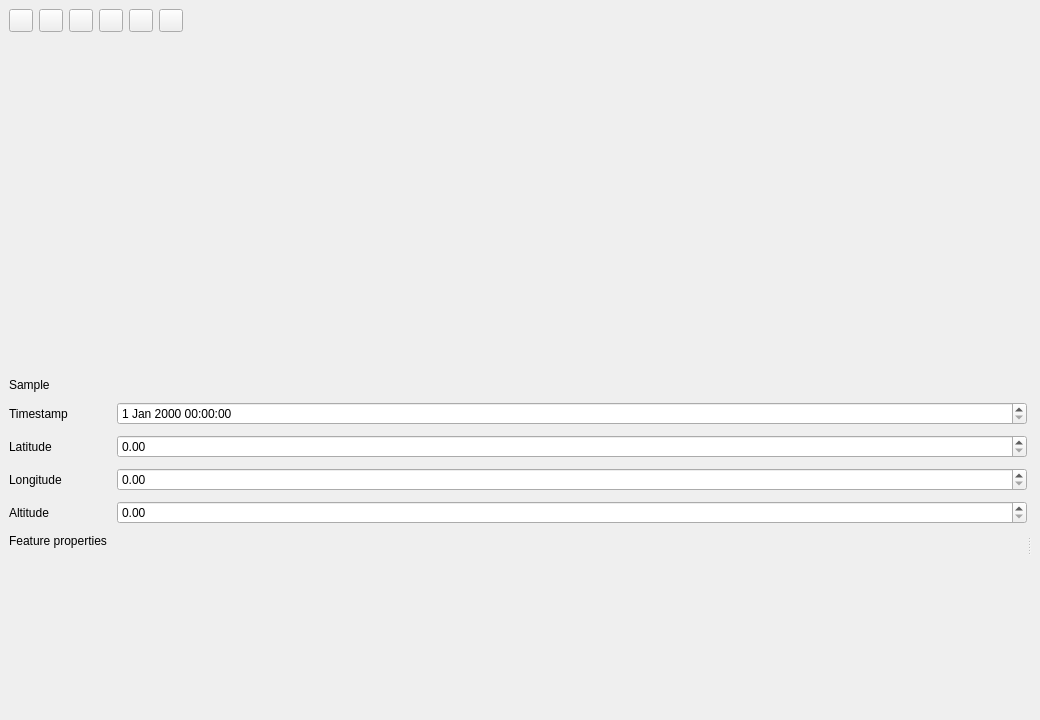
Qt form ui/mydata/HistoryTrackTab.ui (OpenFairWind/FairWindSK) before a commit.
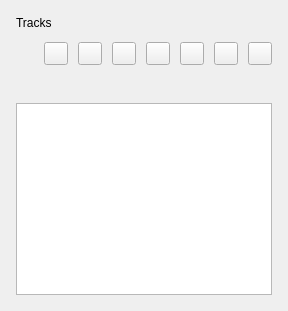
The same form after that commit. The open tabs and pages were chosen to show the change. Custom widgets are drawn as their Qt base class.

Commit message: Redesign MyData tracks page

The edit to the form file:
```diff
--- a/ui/mydata/HistoryTrackTab.ui
+++ b/ui/mydata/HistoryTrackTab.ui
@@ -2,281 +2,70 @@
 <ui version="4.0">
  <class>HistoryTrackTab</class>
  <widget class="QWidget" name="HistoryTrackTab">
-  <property name="geometry">
-   <rect>
-    <x>0</x>
-    <y>0</y>
-    <width>1040</width>
-    <height>720</height>
-   </rect>
-  </property>
   <layout class="QVBoxLayout" name="verticalLayoutRoot">
+   <property name="spacing">
+    <number>12</number>
+   </property>
    <property name="leftMargin">
-    <number>0</number>
+    <number>16</number>
    </property>
    <property name="topMargin">
-    <number>0</number>
+    <number>16</number>
    </property>
    <property name="rightMargin">
-    <number>0</number>
+    <number>16</number>
    </property>
    <property name="bottomMargin">
-    <number>0</number>
+    <number>16</number>
    </property>
    <item>
-    <widget class="QStackedWidget" name="stackedWidget">
-     <property name="currentIndex">
-      <number>0</number>
+    <widget class="QLabel" name="labelTitle">
+     <property name="text">
+      <string>Tracks</string>
      </property>
-     <widget class="QWidget" name="pageList">
-      <layout class="QVBoxLayout" name="verticalLayoutList">
-       <property name="leftMargin">
-        <number>0</number>
-       </property>
-       <property name="topMargin">
-        <number>0</number>
-       </property>
-       <property name="rightMargin">
-        <number>0</number>
-       </property>
-       <property name="bottomMargin">
-        <number>0</number>
-       </property>
-       <property name="spacing">
-        <number>6</number>
-       </property>
-       <item>
-        <layout class="QHBoxLayout" name="horizontalLayoutListToolbar">
-         <property name="spacing">
-          <number>6</number>
-         </property>
-         <item>
-          <widget class="fairwindsk::ui::widgets::TouchComboBox" name="comboBoxDuration"/>
-         </item>
-         <item>
-          <widget class="QToolButton" name="toolButtonRefresh"/>
-         </item>
-         <item>
-          <widget class="QToolButton" name="toolButtonImport"/>
-         </item>
-         <item>
-          <widget class="QToolButton" name="toolButtonExport"/>
-         </item>
-         <item>
-          <widget class="QToolButton" name="toolButtonNew"/>
-         </item>
-         <item>
-          <spacer name="horizontalSpacerToolbar">
-           <property name="orientation">
-            <enum>Qt::Horizontal</enum>
-           </property>
-           <property name="sizeHint" stdset="0">
-            <size>
-             <width>40</width>
-             <height>20</height>
-            </size>
-           </property>
-          </spacer>
-         </item>
-         <item>
-          <widget class="QLabel" name="labelStatus"/>
-         </item>
-        </layout>
-       </item>
-       <item>
-        <widget class="QTableWidget" name="tableWidget"/>
-       </item>
-      </layout>
-     </widget>
-     <widget class="QWidget" name="pageDetails">
-      <layout class="QVBoxLayout" name="verticalLayoutDetails">
-       <item>
-        <layout class="QHBoxLayout" name="horizontalLayoutDetailsToolbar">
-         <item>
-          <widget class="QToolButton" name="toolButtonBack"/>
-         </item>
-         <item>
-          <widget class="QToolButton" name="toolButtonNewDetails"/>
-         </item>
-         <item>
-          <widget class="QToolButton" name="toolButtonEdit"/>
-         </item>
-         <item>
-          <widget class="QToolButton" name="toolButtonSave"/>
-         </item>
-         <item>
-          <widget class="QToolButton" name="toolButtonCancel"/>
-         </item>
-         <item>
-          <widget class="QToolButton" name="toolButtonDelete"/>
-         </item>
-         <item>
-          <spacer name="horizontalSpacerDetailsToolbar">
-           <property name="orientation">
-            <enum>Qt::Horizontal</enum>
-           </property>
-           <property name="sizeHint" stdset="0">
-            <size>
-             <width>40</width>
-             <height>20</height>
-            </size>
-           </property>
-          </spacer>
-         </item>
-        </layout>
-       </item>
-       <item>
-        <widget class="QLabel" name="labelTitle"/>
-       </item>
-       <item>
-        <widget class="QSplitter" name="splitterDetails">
-         <property name="orientation">
-          <enum>Qt::Horizontal</enum>
-         </property>
-         <property name="childrenCollapsible">
-          <bool>false</bool>
-         </property>
-         <widget class="fairwindsk::ui::widgets::TouchScrollArea" name="scrollAreaDetailsForm">
-          <property name="frameShape">
-           <enum>QFrame::NoFrame</enum>
-          </property>
-          <property name="widgetResizable">
-           <bool>true</bool>
-          </property>
-          <widget class="QWidget" name="widgetFormHost">
-           <layout class="QVBoxLayout" name="verticalLayoutFormHost">
-            <property name="leftMargin">
-             <number>0</number>
-            </property>
-            <property name="topMargin">
-             <number>0</number>
-            </property>
-            <property name="rightMargin">
-             <number>0</number>
-            </property>
-            <property name="bottomMargin">
-             <number>0</number>
-            </property>
-            <item>
-             <layout class="QFormLayout" name="formLayoutTrack">
-              <property name="fieldGrowthPolicy">
-               <enum>QFormLayout::AllNonFixedFieldsGrow</enum>
-              </property>
-              <property name="labelAlignment">
-               <set>Qt::AlignLeading|Qt::AlignLeft|Qt::AlignTop</set>
-              </property>
-              <property name="formAlignment">
-               <set>Qt::AlignLeading|Qt::AlignLeft|Qt::AlignTop</set>
-              </property>
-              <property name="horizontalSpacing">
-               <number>10</number>
-              </property>
-              <property name="verticalSpacing">
-               <number>10</number>
-              </property>
-              <item row="0" column="0">
-               <widget class="QLabel" name="labelSampleTitle">
-                <property name="text">
-                 <string>Sample</string>
-                </property>
-               </widget>
-              </item>
-              <item row="0" column="1">
-               <widget class="QLabel" name="labelSampleValue"/>
-              </item>
-              <item row="1" column="0">
-               <widget class="QLabel" name="labelTrackTimestampTitle">
-                <property name="text">
-                 <string>Timestamp</string>
-                </property>
-               </widget>
-              </item>
-              <item row="1" column="1">
-               <widget class="QDateTimeEdit" name="dateTimeEditTimestamp"/>
-              </item>
-              <item row="2" column="0">
-               <widget class="QLabel" name="labelTrackLatitudeTitle">
-                <property name="text">
-                 <string>Latitude</string>
-                </property>
-               </widget>
-              </item>
-              <item row="2" column="1">
-               <widget class="QDoubleSpinBox" name="doubleSpinBoxLatitude"/>
-              </item>
-              <item row="3" column="0">
-               <widget class="QLabel" name="labelTrackLongitudeTitle">
-                <property name="text">
-                 <string>Longitude</string>
-                </property>
-               </widget>
-              </item>
-              <item row="3" column="1">
-               <widget class="QDoubleSpinBox" name="doubleSpinBoxLongitude"/>
-              </item>
-              <item row="4" column="0">
-               <widget class="QLabel" name="labelTrackAltitudeTitle">
-                <property name="text">
-                 <string>Altitude</string>
-                </property>
-               </widget>
-              </item>
-              <item row="4" column="1">
-               <widget class="QDoubleSpinBox" name="doubleSpinBoxAltitude"/>
-              </item>
-              <item row="5" column="0">
-               <widget class="QLabel" name="labelTrackPropertiesTitle">
-                <property name="text">
-                 <string>Feature properties</string>
-                </property>
-               </widget>
-              </item>
-              <item row="5" column="1">
-               <widget class="fairwindsk::ui::mydata::JsonObjectEditorWidget" name="jsonObjectEditorProperties"/>
-              </item>
-             </layout>
-            </item>
-            <item>
-             <spacer name="verticalSpacerTrackForm">
-              <property name="orientation">
-               <enum>Qt::Vertical</enum>
-              </property>
-              <property name="sizeHint" stdset="0">
-               <size>
-                <width>20</width>
-                <height>40</height>
-               </size>
-              </property>
-             </spacer>
-            </item>
-           </layout>
-          </widget>
-         </widget>
-         <widget class="QWidget" name="widgetPreviewHost">
-          <layout class="QVBoxLayout" name="verticalLayoutPreviewHost">
-           <property name="leftMargin">
-            <number>0</number>
-           </property>
-           <property name="topMargin">
-            <number>0</number>
-           </property>
-           <property name="rightMargin">
-            <number>0</number>
-           </property>
-           <property name="bottomMargin">
-            <number>0</number>
-           </property>
-           <item>
-            <widget class="fairwindsk::ui::mydata::GeoJsonPreviewWidget" name="geoJsonPreviewWidget"/>
-           </item>
-          </layout>
-         </widget>
-        </widget>
-       </item>
-      </layout>
-     </widget>
     </widget>
    </item>
+   <item>
+    <layout class="QHBoxLayout" name="horizontalLayoutToolbar">
+     <property name="spacing">
+      <number>10</number>
+     </property>
+     <item>
+      <widget class="fairwindsk::ui::widgets::TouchComboBox" name="comboBoxDuration"/>
+     </item>
+     <item>
+      <widget class="QToolButton" name="toolButtonOpen"/>
+     </item>
+     <item>
+      <widget class="QToolButton" name="toolButtonEdit"/>
+     </item>
+     <item>
+      <widget class="QToolButton" name="toolButtonAdd"/>
+     </item>
+     <item>
+      <widget class="QToolButton" name="toolButtonDelete"/>
+     </item>
+     <item>
+      <widget class="QToolButton" name="toolButtonImport"/>
+     </item>
+     <item>
+      <widget class="QToolButton" name="toolButtonExport"/>
+     </item>
+     <item>
+      <widget class="QToolButton" name="toolButtonRefresh"/>
+     </item>
+    </layout>
+   </item>
+   <item>
+    <widget class="QLabel" name="labelStatus">
+     <property name="wordWrap">
+      <bool>true</bool>
+     </property>
+    </widget>
+   </item>
+   <item>
+    <widget class="QTableWidget" name="tableWidget"/>
+   </item>
   </layout>
  </widget>
  <customwidgets>
@@ -285,21 +74,6 @@
    <extends>QWidget</extends>
    <header>ui/widgets/TouchComboBox.hpp</header>
   </customwidget>
-  <customwidget>
-   <class>fairwindsk::ui::widgets::TouchScrollArea</class>
-   <extends>QScrollArea</extends>
-   <header>ui/widgets/TouchScrollArea.hpp</header>
-  </customwidget>
-  <customwidget>
-   <class>fairwindsk::ui::mydata::JsonObjectEditorWidget</class>
-   <extends>QWidget</extends>
-   <header>ui/mydata/JsonObjectEditorWidget.hpp</header>
-  </customwidget>
-  <customwidget>
-   <class>fairwindsk::ui::mydata::GeoJsonPreviewWidget</class>
-   <extends>QWidget</extends>
-   <header>ui/mydata/GeoJsonPreviewWidget.hpp</header>
-  </customwidget>
  </customwidgets>
  <resources/>
  <connections/>
```
The commit also changes 2 other files.
